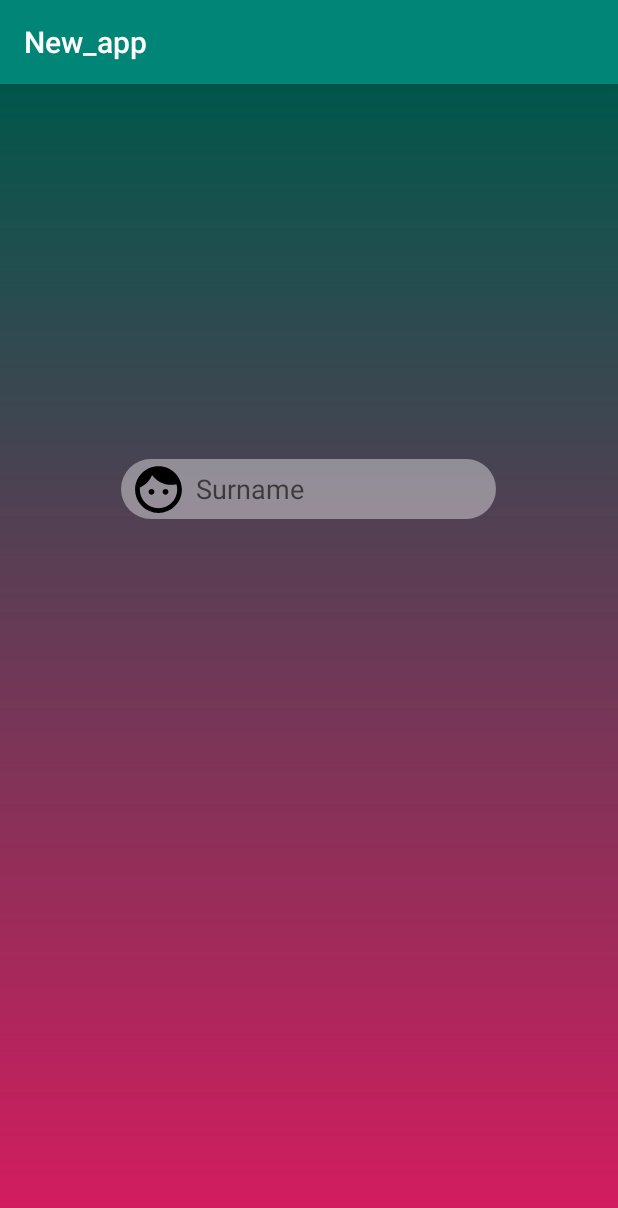
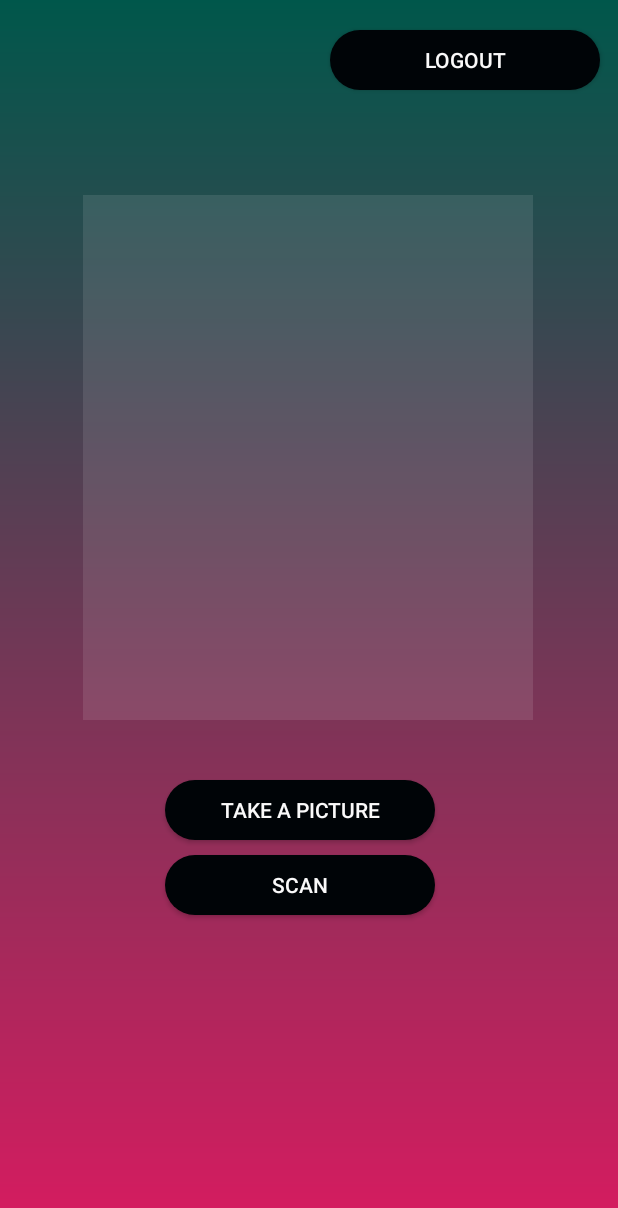
Before and after one commit to qwertylo/XOROS, an Android app: the screen it shows after launch (HomeAct), after a tap on "LOGIN", on a phone screen of 412 x 824 dp. Shown: the top 1208 px of the screen. Run offline under Robolectric (Android 15) with nearby library versions, the phone set to English and light mode, and no system bars.

Commit message:
Additional UI

```diff
--- a/New_app/app/src/main/AndroidManifest.xml
+++ b/New_app/app/src/main/AndroidManifest.xml
@@ -1,6 +1,8 @@
 <?xml version="1.0" encoding="utf-8"?>
 <manifest xmlns:android="http://schemas.android.com/apk/res/android"
           package="com.celestialex.new_app">
+    <uses-permission android:name="android.permission.CAMERA"/>
+    <uses-permission android:name="android.permission.WRITE_EXTERNAL_STORAGE"/>
 
     <application
             android:allowBackup="true"
--- a/New_app/app/src/main/java/com/celestialex/new_app/MainActivity.kt
+++ b/New_app/app/src/main/java/com/celestialex/new_app/MainActivity.kt
@@ -5,6 +5,8 @@ import android.support.v7.app.AppCompatActivity
 import android.os.Bundle
 import android.widget.Button
 import android.widget.TextView
+import android.widget.Toast
+import kotlinx.android.synthetic.main.activity_main.*
 
 class MainActivity : AppCompatActivity() {
 
@@ -16,6 +18,9 @@ class MainActivity : AppCompatActivity() {
         newLogin.setOnClickListener {
             val intent = Intent(this, HomeAct :: class.java)
             startActivity(intent)
+            pass_main.setText("")
+            user_main.setText("")
+            Toast.makeText(this, "Successfully Login", Toast.LENGTH_SHORT ).show()
         }
         val newReg : Button= findViewById(R.id.register_id)
         newReg.setOnClickListener {
--- a/New_app/app/src/main/res/layout/activity_home.xml
+++ b/New_app/app/src/main/res/layout/activity_home.xml
@@ -8,16 +8,48 @@
         tools:context=".HomeAct"
         android:orientation="vertical"
         android:background="@drawable/bg_gradient"
-        android:gravity="center_horizontal"
+
 >
-    <EditText
-            android:layout_width="250dp"
+    <Button
+            android:id="@+id/btn_logout"
+            android:layout_width="180dp"
             android:layout_height="40dp"
-            android:layout_marginTop="250dp"
-            android:drawableStart="@drawable/icon_for_user"
-            android:background="@drawable/edit_bg"
-            android:inputType="text"
-            android:hint="@string/surname"
+            android:text="@string/logout_home"
+            android:background="@drawable/btn_bg"
+            android:textColor="@color/white"
+            android:layout_marginTop="20dp"
+            android:layout_marginStart="220dp"
+
+    />
+    <ImageView
+            android:layout_width="300dp"
+            android:src="@color/login_form_details_light"
+            android:layout_height="350dp"
+            android:scaleType="centerCrop"
+            android:layout_marginTop="70dp"
+            android:contentDescription="@string/result_captured"
+            android:id="@+id/result_view"
+            android:layout_marginStart="55dp"
+    />
+
+    <Button
+            android:layout_width="180dp"
+            android:layout_height="40dp"
+            android:text="@string/take_picture"
+            android:textColor="@color/white"
+            android:id="@+id/cam_id"
+            android:background="@drawable/btn_bg"
+            android:layout_marginStart="110dp"
+            android:layout_marginTop="40dp"
+    />
+    <Button
+            android:layout_width="180dp"
+            android:layout_height="40dp"
+            android:text="@string/scan"
+            android:textColor="@color/white"
+            android:background="@drawable/btn_bg"
+            android:layout_marginTop="10dp"
+            android:layout_marginStart="110dp"
     />
 
 </LinearLayout>
--- a/New_app/app/src/main/res/values/strings.xml
+++ b/New_app/app/src/main/res/values/strings.xml
@@ -24,4 +24,9 @@
     <string name="confirm_password">Confirm Password</string>
     <string name="user_for_reg">Username</string>
     <string name="save_reg">SAVE</string>
+    <string name="take_picture">TAKE A PICTURE</string>
+    <string name="xoros_home">XOROS_home</string>
+    <string name="scan">SCAN</string>
+    <string name="logout_home">LOGOUT</string>
+    <string name="result_captured">Result Captured</string>
 </resources>
--- a/New_app/app/src/main/res/values/styles.xml
+++ b/New_app/app/src/main/res/values/styles.xml
@@ -1,7 +1,7 @@
 <resources>
 
     <!-- Base application theme. -->
-    <style name="AppTheme" parent="Theme.AppCompat.Light.DarkActionBar">
+    <style name="AppTheme" parent="Theme.AppCompat.Light.NoActionBar">
         <!-- Customize your theme here. -->
         <item name="colorPrimary">@color/colorPrimary</item>
         <item name="colorPrimaryDark">@color/colorPrimaryDark</item>
```
Also changed, not shown: New_app/app/src/main/java/com/celestialex/new_app/ForReg.kt (+19 -0 lines), New_app/app/src/main/java/com/celestialex/new_app/HomeAct.kt (+77 -0 lines), New_app/app/src/main/java/com/celestialex/new_app/Register_act.kt (+22 -0 lines), New_app/app/src/main/res/layout/activity_for_reg.xml (+18 -2 lines), New_app/app/src/main/res/layout/activity_main.xml (+9 -5 lines), New_app/app/src/main/res/layout/activity_register_act.xml (+12 -1 lines), New_app/app/src/main/ic_launcher-web.png (added), New_app/app/src/main/res/mipmap-hdpi/ic_launcher.png, New_app/app/src/main/res/mipmap-mdpi/ic_launcher.png, New_app/app/src/main/res/mipmap-xhdpi/ic_launcher.png, New_app/app/src/main/res/mipmap-xxhdpi/ic_launcher.png, New_app/app/src/main/res/mipmap-xxxhdpi/ic_launcher.png.
